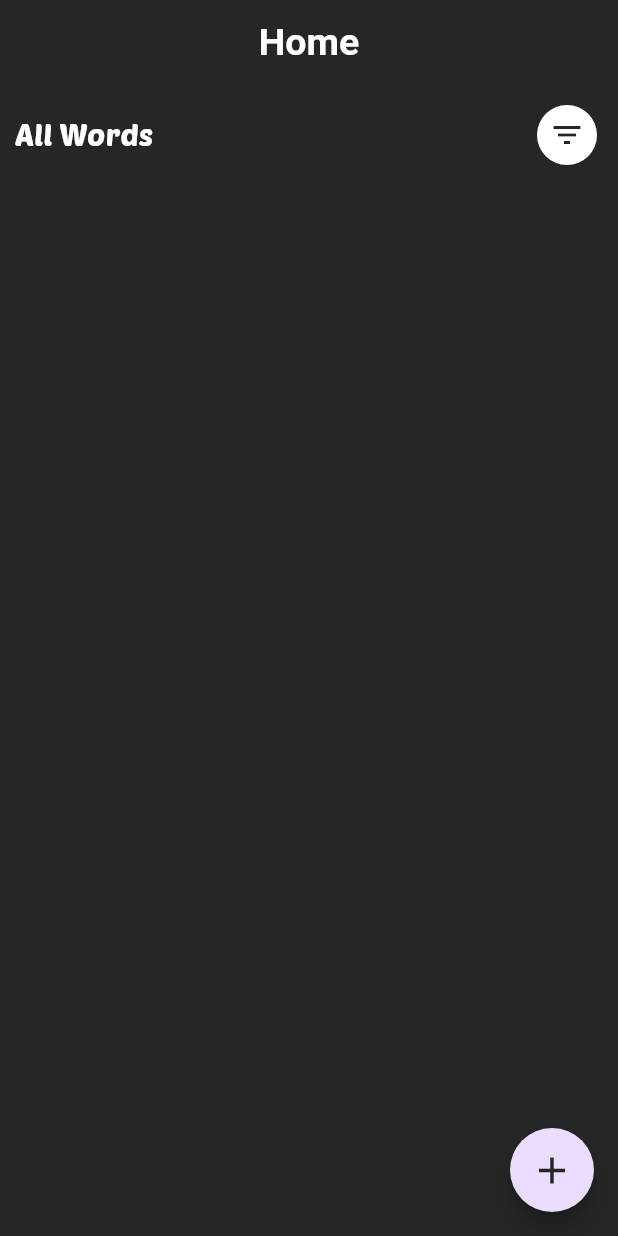
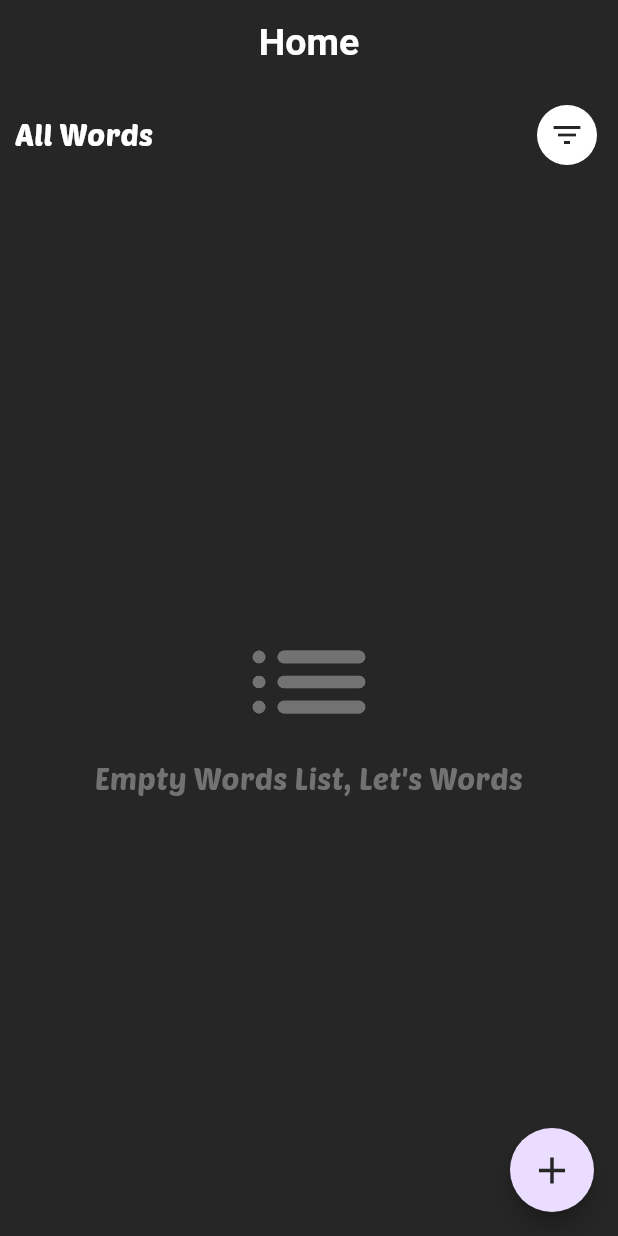
Before and after one commit to elbahy/vocabulary_notes, a Flutter app: the screen it shows after launch, on a phone screen of 412 x 824 dp. Run offline on Flutter 3.47's test engine with Material 3 defaults, Android fonts, the phone set to English and light mode, and no system bars; our stand-ins replace flutter_bloc, hive_flutter; accounts and stored records are empty.

Commit message:
Words Grid View part 2

```diff
--- a/lib/core/styles/colors.dart
+++ b/lib/core/styles/colors.dart
@@ -5,4 +5,5 @@ abstract class AppColors {
   static const Color white = Color(0xFFFFFFFF);
   static const Color red = Color(0xFFF44336);
   static const Color transparent = Colors.transparent;
+  static const Color grey = Color.fromARGB(255, 114, 114, 114);
 }
--- a/lib/presentation/cubit/read_data_cubit/read_data_cubit.dart
+++ b/lib/presentation/cubit/read_data_cubit/read_data_cubit.dart
@@ -37,7 +37,7 @@ class ReadDataCubit extends Cubit<ReadDataState> {
       words = sortWords(words);
       emit(ReadDataSuccess(words: words));
     } catch (e) {
-      emit(ReadDataFailure(message: e.toString()));
+      emit(ReadDataFailure(message: 'We Have problem to load words, please try again'));
     }
   }
 
--- /dev/null
+++ b/lib/presentation/widgets/exception_error_msg.dart
@@ -0,0 +1,26 @@
+import 'package:flutter/material.dart';
+import 'package:vocabulary_notes/core/styles/colors.dart';
+
+class ExceptionErrorMsg extends StatelessWidget {
+  const ExceptionErrorMsg({
+    super.key,
+    required this.icon,
+    required this.msg,
+  });
+
+  final IconData icon;
+  final String msg;
+  @override
+  Widget build(BuildContext context) {
+    return Expanded(
+      child: Column(mainAxisAlignment: MainAxisAlignment.center, children: [
+        Icon(icon, size: 100, color: AppColors.grey),
+        Text(
+          msg,
+          style: const TextStyle(color: AppColors.grey, fontSize: 20),
+          textAlign: TextAlign.center,
+        ),
+      ]),
+    );
+  }
+}
--- a/lib/presentation/widgets/words_grid_view.dart
+++ b/lib/presentation/widgets/words_grid_view.dart
@@ -1,8 +1,9 @@
 import 'package:flutter/material.dart';
 import 'package:flutter_bloc/flutter_bloc.dart';
-import 'package:vocabulary_notes/core/styles/colors.dart';
 import 'package:vocabulary_notes/presentation/cubit/read_data_cubit/read_data_cubit.dart';
 import 'package:vocabulary_notes/presentation/cubit/read_data_cubit/read_data_state.dart';
+import 'package:vocabulary_notes/presentation/widgets/exception_error_msg.dart';
+import 'package:vocabulary_notes/presentation/widgets/words_grid_view_item.dart';
 
 class WordsGridView extends StatelessWidget {
   const WordsGridView({
@@ -14,29 +15,24 @@ class WordsGridView extends StatelessWidget {
     return BlocBuilder<ReadDataCubit, ReadDataState>(
       builder: (context, state) {
         if (state is ReadDataSuccess) {
+          if (state.words.isEmpty) {
+            return const ExceptionErrorMsg(msg: 'Empty Words List, Let\'s Words', icon: Icons.list_rounded);
+          } else {
             return Expanded(
               child: GridView.builder(
                 gridDelegate: const SliverGridDelegateWithFixedCrossAxisCount(crossAxisCount: 2, crossAxisSpacing: 10, mainAxisSpacing: 10, childAspectRatio: 2 / 1.5),
                 itemBuilder: (context, index) {
-                return Container(
-                  decoration: BoxDecoration(
-                    color: Color(state.words[index].color),
-                    borderRadius: BorderRadius.circular(12),
-                  ),
-                  child: Center(
-                    child: Text(
-                      state.words[index].word,
-                      style: const TextStyle(color: AppColors.white, fontSize: 20),
-                    ),
-                  ),
+                  return WordsGridViewItem(
+                    index: index,
+                    words: state.words,
                   );
                 },
                 itemCount: state.words.length,
               ),
             );
+          }
         } else if (state is ReadDataFailure) {
-          ScaffoldMessenger.of(context).showSnackBar(SnackBar(content: Text(state.message)));
-          return Container(); // يمكنك استبداله بواجهة مستخدمية تخبر المستخدم بحالة الفشل
+          return ExceptionErrorMsg(msg: state.message, icon: Icons.error); // يمكنك استبداله بواجهة مستخدمية تخبر المستخدم بحالة الفشل
         } else {
           return const Center(child: CircularProgressIndicator());
         }
--- /dev/null
+++ b/lib/presentation/widgets/words_grid_view_item.dart
@@ -0,0 +1,33 @@
+import 'package:flutter/material.dart';
+import 'package:vocabulary_notes/core/styles/colors.dart';
+import 'package:vocabulary_notes/data/model/word_model.dart';
+import 'package:vocabulary_notes/presentation/views/word_details_view.dart';
+
+class WordsGridViewItem extends StatelessWidget {
+  const WordsGridViewItem({
+    super.key,
+    required this.index,
+    required this.words,
+  });
+
+  final int index;
+  final List<WordModel> words;
+  @override
+  Widget build(BuildContext context) {
+    return GestureDetector(
+      onTap: () => Navigator.of(context).push(MaterialPageRoute(builder: (context) => WordDetailsView(word: words[index]))),
+      child: Container(
+        decoration: BoxDecoration(
+          color: Color(words[index].color),
+          borderRadius: BorderRadius.circular(12),
+        ),
+        child: Center(
+          child: Text(
+            words[index].word,
+            style: const TextStyle(color: AppColors.white, fontSize: 20),
+          ),
+        ),
+      ),
+    );
+  }
+}
```
Also changed, not shown: lib/presentation/views/word_details_view.dart (added, +17 -0 lines). Lines whose indentation alone changed are shown as unchanged.
